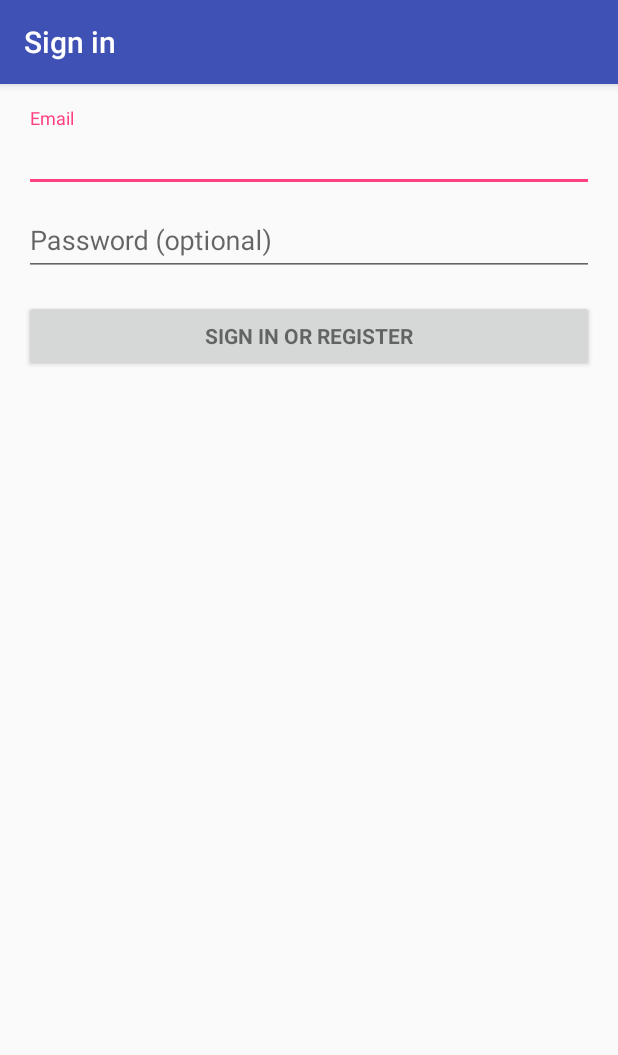
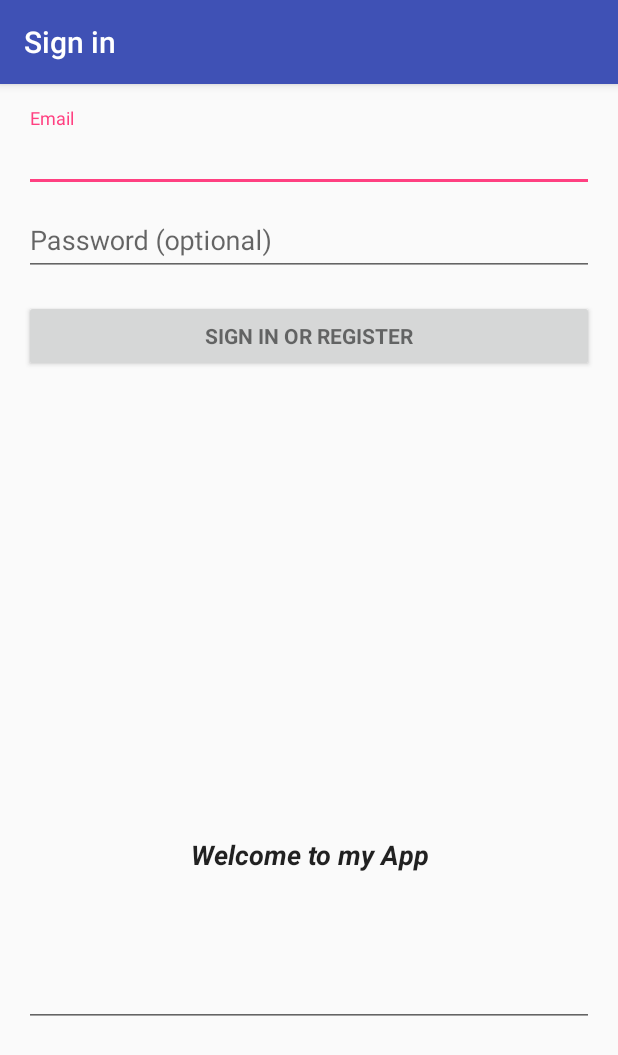
Before and after one commit to AppSecAI-TEST/AndroidProject, an Android app: the screen it shows after launch (LoginActivity), on a phone screen of 412 x 824 dp. Shown: the top 1055 px of the screen. Run offline under Robolectric (Android 15) with nearby library versions, the phone set to English and light mode, and no system bars; 2 statements that could not run were skipped.

```diff
--- a/app/src/main/res/layout/activity_login.xml
+++ b/app/src/main/res/layout/activity_login.xml
@@ -8,7 +8,8 @@
     android:paddingLeft="@dimen/activity_horizontal_margin"
     android:paddingRight="@dimen/activity_horizontal_margin"
     android:paddingTop="@dimen/activity_vertical_margin"
-    tools:context="com.andymcwilliams.androidproject.LoginActivity">
+    tools:context="com.andymcwilliams.androidproject.LoginActivity"
+    android:weightSum="1">
 
     <!-- Login progress -->
     <ProgressBar
@@ -22,7 +23,7 @@
     <ScrollView
         android:id="@+id/login_form"
         android:layout_width="match_parent"
-        android:layout_height="match_parent">
+        android:layout_height="383dp">
 
         <LinearLayout
             android:id="@+id/email_login_form"
@@ -74,4 +75,16 @@
 
         </LinearLayout>
     </ScrollView>
+
+    <EditText
+        android:id="@+id/editText"
+        android:layout_width="match_parent"
+        android:layout_height="wrap_content"
+        android:layout_weight="0.60"
+        android:ems="10"
+        android:inputType="textPersonName"
+        android:text="@string/app_welcome_message"
+        android:textAlignment="center"
+        android:textAllCaps="false"
+        android:textStyle="bold|italic" />
 </LinearLayout>
--- a/app/src/main/res/values/strings.xml
+++ b/app/src/main/res/values/strings.xml
@@ -3,7 +3,7 @@
     <string name="welcome_message">Hello user!</string>
     <string name="activity_2_button">Go to Activity 2</string>
     <string name="title_activity_login">Sign in</string>
-
+    <string name="app_welcome_message">Welcome to my App</string>
     <!-- Strings related to login -->
     <string name="prompt_email">Email</string>
     <string name="prompt_password">Password (optional)</string>
```
Also changed, not shown: 2 other files.
